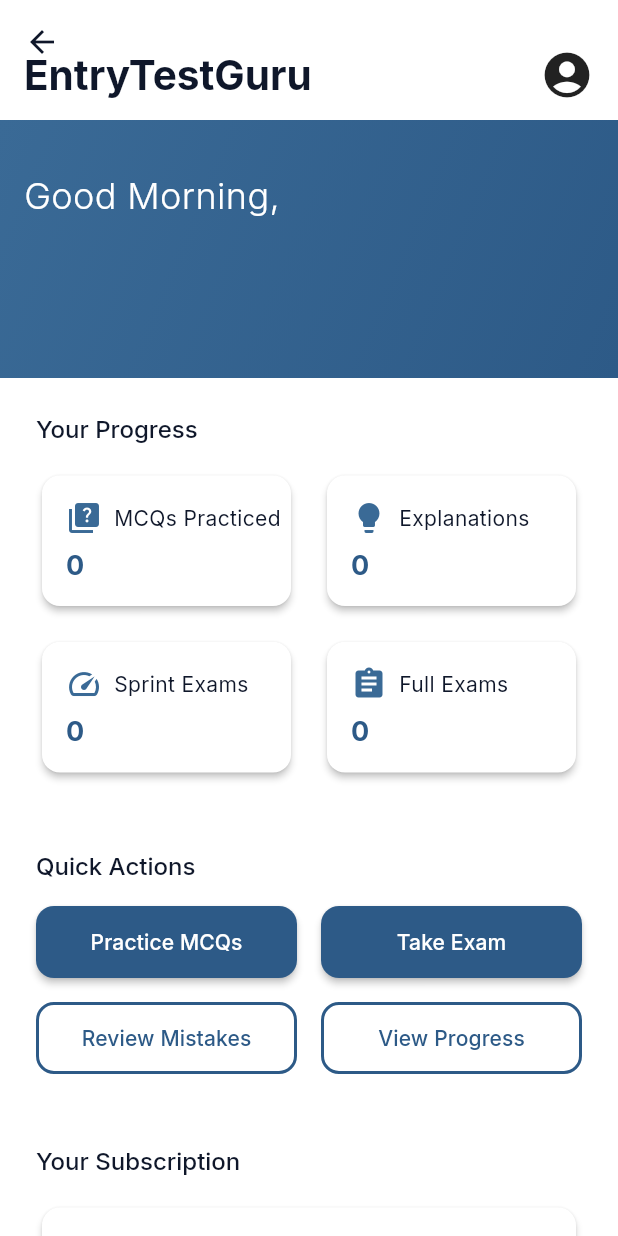
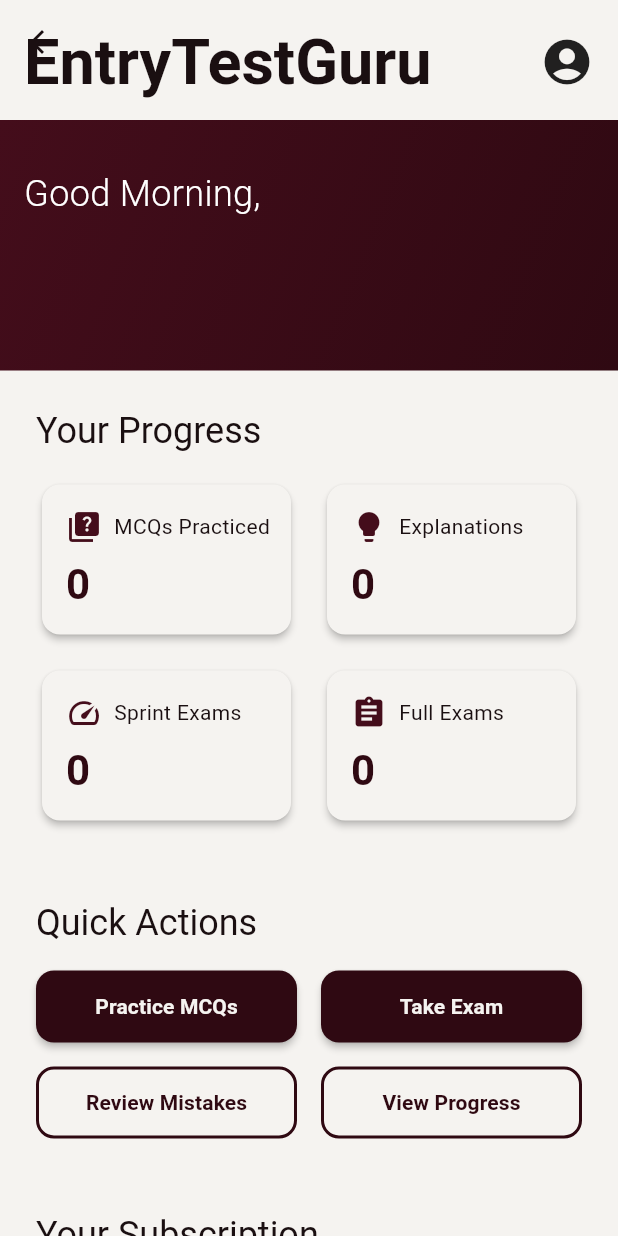
Before and after one commit to IHKodifier/ETG-Planning, a Flutter app: the UserHomeScreen screen opened directly, on a phone screen of 412 x 824 dp. Run offline on Flutter 3.47's test engine with Material 3 defaults, Android fonts, the light colour scheme and no system bars; our stand-ins replace cloud_firestore, dio, firebase_auth, firebase_core, firebase_storage, flutter_riverpod and 5 more; accounts and stored records are empty.

Commit message:
theme recolored successfully

```diff
--- a/code/entrytestguru/lib/core/theme/app_colors.dart
+++ b/code/entrytestguru/lib/core/theme/app_colors.dart
@@ -1,49 +1,142 @@
+// lib/core/theme/app_colors.dart
 import 'package:flutter/material.dart';
 
 class AppColors {
-  // Primary Brand Colors
-  static const Color primary900 = Color(0xFF1B365D);
-  static const Color primary700 = Color(0xFF2D5A87);
-  static const Color primary600 = Color(0xFF3A6A96);
-  static const Color primary500 = Color(0xFF4A7BA7);
-  static const Color primary300 = Color(0xFF7BA3C7);
-  static const Color primary100 = Color(0xFFE8F2FF);
+  // Your 5 Anchor Colors
+  static const Color anchor1 = Color(0xFF1A0F11); // Deep charcoal/black
+  static const Color anchor2 = Color(0xFFA59132); // Golden/mustard yellow
+  static const Color anchor3 = Color(0xFFFFFBDB); // Cream/pale yellow
+  static const Color anchor4 = Color(0xFF440D1B); // Deep burgundy/maroon
+  static const Color anchor5 = Color(0xFFBDA0BC); // Muted purple/mauve
 
-  // User Tier Colors
-  static const Color anonymousPrimary = Color(0xFF6B7280);
-  static const Color freePrimary = Color(0xFF2D5A87);
-  static const Color paidPrimary = Color(0xFF1B365D);
+  // Material 3 Primary Scale (Using burgundy as primary with less red interpolation)
+  static const Color primary50 = Color(0xFFFAF8F8); // Very light neutral tint
+  static const Color primary100 = Color(0xFFF5F3F0); // Toned down cream
+  static const Color primary200 = Color(0xFFE8E0DD); // Light neutral
+  static const Color primary300 = Color(
+    0xFFBDA0BC,
+  ); // Your muted purple (anchor5)
+  static const Color primary400 = Color(
+    0xFF8B6B70,
+  ); // Muted burgundy (less red)
+  static const Color primary500 = Color(
+    0xFF6B4A4F,
+  ); // Burgundy blend (less red)
+  static const Color primary600 = Color(
+    0xFF440D1B,
+  ); // Your deep burgundy (anchor4)
+  static const Color primary700 = Color(
+    0xFF2F0912,
+  ); // Darker burgundy (more charcoal)
+  static const Color primary800 = Color(
+    0xFF221014,
+  ); // Very dark burgundy (charcoal blend)
+  static const Color primary900 = Color(
+    0xFF1A0F11,
+  ); // Your deep charcoal (anchor1)
 
-  // ARDE Probability Colors
-  static const Color ardeHigh = Color(0xFFDC2626);    // >70%
-  static const Color ardeMedium = Color(0xFFF59E0B);  // 30-70%
-  static const Color ardeLow = Color(0xFF6B7280);     // 0-30%
+  // Secondary Scale (Using golden as secondary)
+  static const Color secondary50 = Color(0xFFFEFBF2); // Very light golden tint
+  static const Color secondary100 = Color(0xFFF8F5E8); // Toned down cream
+  static const Color secondary200 = Color(0xFFF0E8A8); // Light golden tint
+  static const Color secondary300 = Color(0xFFE0D16F); // Medium light golden
+  static const Color secondary400 = Color(0xFFC2B150); // Medium golden
+  static const Color secondary500 = Color(0xFFA59132); // Your golden (anchor2)
+  static const Color secondary600 = Color(0xFF8A7729); // Darker golden
+  static const Color secondary700 = Color(0xFF6F5D20); // Dark golden
+  static const Color secondary800 = Color(0xFF544617); // Very dark golden
+  static const Color secondary900 = Color(
+    0xFF1A0F11,
+  ); // Your deep charcoal (anchor1)
 
-  // Semantic Colors
-  static const Color success = Color(0xFF10B981);
-  static const Color warning = Color(0xFFF59E0B);
-  static const Color error = Color(0xFFEF4444);
-  static const Color info = Color(0xFF3B82F6);
+  // Tertiary Scale (Using muted purple with neutral tones)
+  static const Color tertiary50 = Color(0xFFFBFAFB); // Very light neutral
+  static const Color tertiary100 = Color(0xFFF5F3F5); // Light neutral
+  static const Color tertiary200 = Color(0xFFE6DDE5); // Light muted neutral
+  static const Color tertiary300 = Color(
+    0xFFBDA0BC,
+  ); // Your muted purple (anchor5)
+  static const Color tertiary400 = Color(0xFF9B7B9A); // Medium muted purple
+  static const Color tertiary500 = Color(0xFF7D5C7C); // Darker muted purple
+  static const Color tertiary600 = Color(0xFF634261); // Deep muted purple
+  static const Color tertiary700 = Color(0xFF4E324D); // Very deep muted purple
+  static const Color tertiary800 = Color(
+    0xFF2F1F2E,
+  ); // Dark purple-charcoal (less red)
+  static const Color tertiary900 = Color(
+    0xFF1A0F11,
+  ); // Your deep charcoal (anchor1)
 
-  // Dark Theme Colors
-  static const Color darkBgPrimary = Color(0xFF0F172A);
-  static const Color darkBgSecondary = Color(0xFF1E293B);
-  static const Color darkBgTertiary = Color(0xFF334155);
-  static const Color darkBgAccent = Color(0xFF475569);
+  // User Tier Colors (Using your anchor colors)
+  static const Color anonymousPrimary = Color(0xFF6B7280); // Neutral gray
+  static const Color freePrimary = Color(0xFFA59132); // Your golden (anchor2)
+  static const Color paidPrimary = Color(0xFF440D1B); // Your burgundy (anchor4)
 
-  static const Color darkTextPrimary = Color(0xFFF8FAFC);
-  static const Color darkTextSecondary = Color(0xFFCBD5E1);
-  static const Color darkTextTertiary = Color(0xFF94A3B8);
-  static const Color darkTextMuted = Color(0xFF64748B);
+  // ARDE Probability Colors (Harmonized with your palette)
+  static const Color ardeHigh = Color(0xFF8B4B57); // Muted red (less harsh)
+  static const Color ardeMedium = Color(0xFFA59132); // Your golden (anchor2)
+  static const Color ardeLow = Color(0xFF696969); // Neutral gray
 
-  // Light Theme Colors
-  static const Color lightBgPrimary = Color(0xFFFFFFFF);
-  static const Color lightBgSecondary = Color(0xFFF8FAFC);
-  static const Color lightBgTertiary = Color(0xFFF1F5F9);
-  static const Color lightBgAccent = Color(0xFFE2E8F0);
+  // Semantic Colors (Harmonized with your palette)
+  static const Color success = Color(0xFF4A7C59); // Muted green
+  static const Color warning = Color(0xFFA59132); // Your golden (anchor2)
+  static const Color error = Color(0xFF8B4B57); // Muted red from burgundy blend
+  static const Color info = Color(0xFF7D5C7C); // From tertiary purple
 
-  static const Color lightTextPrimary = Color(0xFF0F172A);
-  static const Color lightTextSecondary = Color(0xFF334155);
-  static const Color lightTextTertiary = Color(0xFF475569);
-  static const Color lightTextMuted = Color(0xFF64748B);
+  // Dark Theme Colors (Reduced reddish tones)
+  static const Color darkBgPrimary = Color(
+    0xFF1A0F11,
+  ); // Your deep charcoal (anchor1)
+  static const Color darkBgSecondary = Color(
+    0xFF221C1E,
+  ); // Charcoal blend (less red)
+  static const Color darkBgTertiary = Color(
+    0xFF2A2427,
+  ); // Neutral charcoal blend
+  static const Color darkBgAccent = Color(
+    0xFF332B2D,
+  ); // Light charcoal (less red)
+
+  static const Color darkTextPrimary = Color(
+    0xFFF5F3F0,
+  ); // Toned down cream (less yellow)
+  static const Color darkTextSecondary = Color(0xFFE8E0DD); // Light neutral
+  static const Color darkTextTertiary = Color(
+    0xFFBDA0BC,
+  ); // Your muted purple (anchor5)
+  static const Color darkTextMuted = Color(0xFF9B7B9A); // tertiary400 blend
+
+  // Light Theme Colors (Reduced yellow in cream)
+  static const Color lightBgPrimary = Color(
+    0xFFF5F3F0,
+  ); // Toned down cream (less yellow)
+  static const Color lightBgSecondary = Color(0xFFFAF8F8); // Very light neutral
+  static const Color lightBgTertiary = Color(0xFFF5F3F5); // Light neutral
+  static const Color lightBgAccent = Color(0xFFE8E0DD); // Light neutral accent
+
+  static const Color lightTextPrimary = Color(
+    0xFF1A0F11,
+  ); // Your deep charcoal (anchor1)
+  static const Color lightTextSecondary = Color(
+    0xFF440D1B,
+  ); // Your burgundy (anchor4)
+  static const Color lightTextTertiary = Color(0xFF634261); // tertiary600 blend
+  static const Color lightTextMuted = Color(0xFF9B7B9A); // tertiary400 blend
+
+  // Material 3 Additional Colors (Using adjusted values)
+  static const Color surface = Color(0xFFF5F3F0); // Toned down cream
+  static const Color surfaceVariant = Color(0xFFF5F3F5); // Light neutral
+  static const Color outline = Color(0xFF634261); // tertiary600 blend
+  static const Color outlineVariant = Color(
+    0xFFBDA0BC,
+  ); // Your muted purple (anchor5)
+  static const Color shadow = Color(0xFF1A0F11); // Your deep charcoal (anchor1)
+  static const Color scrim = Color(0xFF1A0F11); // Your deep charcoal (anchor1)
+  static const Color inverseSurface = Color(
+    0xFF221C1E,
+  ); // Charcoal blend (less red)
+  static const Color inverseOnSurface = Color(0xFFF5F3F0); // Toned down cream
+  static const Color inversePrimary = Color(
+    0xFFA59132,
+  ); // Your golden (anchor2)
 }
--- a/code/entrytestguru/lib/core/theme/app_text_styles.dart
+++ b/code/entrytestguru/lib/core/theme/app_text_styles.dart
@@ -1,65 +1,67 @@
+// lib/core/theme/app_text_styles.dart
 import 'package:flutter/material.dart';
 import 'package:google_fonts/google_fonts.dart';
 
 class AppTextStyles {
-  // Base font family
-  static String get fontFamily => GoogleFonts.inter().fontFamily!;
+  // Base font family - Using Crimson Text for academic feel
+  static String get fontFamily => GoogleFonts.crimsonText().fontFamily!;
+  static String get accentFontFamily => GoogleFonts.inter().fontFamily!;
 
   // Display Styles (Large headings)
-  static TextStyle get displayLarge => GoogleFonts.inter(
-    fontSize: 36.0, // 2.25rem
+  static TextStyle get displayLarge => GoogleFonts.crimsonText(
+    fontSize: 36.0,
     fontWeight: FontWeight.w700,
     height: 1.25,
     letterSpacing: -0.5,
   );
 
-  static TextStyle get displayMedium => GoogleFonts.inter(
-    fontSize: 30.0, // 1.875rem
+  static TextStyle get displayMedium => GoogleFonts.crimsonText(
+    fontSize: 30.0,
     fontWeight: FontWeight.w600,
     height: 1.25,
     letterSpacing: -0.25,
   );
 
-  static TextStyle get displaySmall => GoogleFonts.inter(
-    fontSize: 24.0, // 1.5rem
+  static TextStyle get displaySmall => GoogleFonts.crimsonText(
+    fontSize: 24.0,
     fontWeight: FontWeight.w600,
     height: 1.25,
   );
 
   // Headline Styles
-  static TextStyle get headlineLarge => GoogleFonts.inter(
-    fontSize: 20.0, // 1.25rem
+  static TextStyle get headlineLarge => GoogleFonts.crimsonText(
+    fontSize: 20.0,
     fontWeight: FontWeight.w600,
     height: 1.3,
   );
 
-  static TextStyle get headlineMedium => GoogleFonts.inter(
-    fontSize: 18.0, // 1.125rem
+  static TextStyle get headlineMedium => GoogleFonts.crimsonText(
+    fontSize: 18.0,
     fontWeight: FontWeight.w500,
     height: 1.3,
   );
 
-  static TextStyle get headlineSmall => GoogleFonts.inter(
-    fontSize: 16.0, // 1rem
+  static TextStyle get headlineSmall => GoogleFonts.crimsonText(
+    fontSize: 16.0,
     fontWeight: FontWeight.w500,
     height: 1.3,
   );
 
-  // Body Styles
+  // Body Styles - Inter for better readability
   static TextStyle get bodyLarge => GoogleFonts.inter(
-    fontSize: 16.0, // 1rem
+    fontSize: 16.0,
     fontWeight: FontWeight.w400,
     height: 1.5,
   );
 
   static TextStyle get bodyMedium => GoogleFonts.inter(
-    fontSize: 14.0, // 0.875rem
+    fontSize: 14.0,
     fontWeight: FontWeight.w400,
     height: 1.5,
   );
 
   static TextStyle get bodySmall => GoogleFonts.inter(
-    fontSize: 12.0, // 0.75rem
+    fontSize: 12.0,
     fontWeight: FontWeight.w400,
     height: 1.4,
   );
@@ -87,7 +89,7 @@
   );
 
   // Specialized Styles
-  static TextStyle get questionText => GoogleFonts.inter(
+  static TextStyle get questionText => GoogleFonts.crimsonText(
     fontSize: 18.0,
     fontWeight: FontWeight.w400,
     height: 1.5,
--- a/code/entrytestguru/lib/features/home/presentation/widgets/features_section.dart
+++ b/code/entrytestguru/lib/features/home/presentation/widgets/features_section.dart
@@ -58,7 +58,7 @@
               'ARDE Intelligence',
               'AI-powered question probability tracking that learns from your progress',
               Icons.psychology_outlined,
-              AppColors.primary600,
+              AppColors.primary500,
             ),
             _buildFeatureCard(
               context,
--- a/code/entrytestguru/lib/features/home/presentation/widgets/hero_section.dart
+++ b/code/entrytestguru/lib/features/home/presentation/widgets/hero_section.dart
@@ -19,8 +19,8 @@
           begin: Alignment.topLeft,
           end: Alignment.bottomRight,
           colors: [
-            AppColors.primary600.withValues(alpha: 0.8),
-            AppColors.primary600.withValues(alpha: 0.9),
+            AppColors.primary500.withValues(alpha: 0.8),
+            AppColors.primary500.withValues(alpha: 0.9),
             AppColors.primary700.withValues(alpha: 0.7),
             AppColors.primary900.withValues(alpha: 1),
           ],
--- a/code/entrytestguru/lib/features/home/presentation/widgets/pricing_section.dart
+++ b/code/entrytestguru/lib/features/home/presentation/widgets/pricing_section.dart
@@ -138,7 +138,7 @@
     return Container(
       decoration: BoxDecoration(
         border: isPopular
-            ? Border.all(color: AppColors.primary600, width: 2)
+            ? Border.all(color: AppColors.primary500, width: 2)
             : null,
         borderRadius: BorderRadius.circular(AppDimensions.radiusMedium),
       ),
--- a/code/entrytestguru/lib/widgets/app_button.dart
+++ b/code/entrytestguru/lib/widgets/app_button.dart
@@ -1,3 +1,4 @@
+// lib/widgets/custom_buttons.dart
 import 'package:flutter/material.dart';
 import '../core/theme/app_colors.dart';
 import '../core/theme/app_dimensions.dart';
@@ -26,16 +27,19 @@
         onPressed: isLoading ? null : onPressed,
         style: _getButtonStyle(context),
         child: isLoading
-            ? const SizedBox(
+            ? SizedBox(
                 width: 20,
                 height: 20,
-                child: CircularProgressIndicator(strokeWidth: 2),
+                child: CircularProgressIndicator(
+                  strokeWidth: 2,
+                  color: _getTextColor(context),
+                ),
               )
             : Text(
                 text,
                 style: Theme.of(context).textTheme.labelLarge?.copyWith(
                   color: _getTextColor(context),
-                  fontWeight: FontWeight.w500,
+                  fontWeight: FontWeight.w600,
                 ),
               ),
       ),
@@ -50,7 +54,7 @@
         backgroundColor = _getPrimaryColor();
         break;
       case ButtonType.secondary:
-        backgroundColor = Colors.transparent;
+        backgroundColor = Theme.of(context).colorScheme.surface;
         break;
       case ButtonType.outline:
         backgroundColor = Colors.transparent;
@@ -88,13 +92,25 @@
   }
 
   Color _getTextColor(BuildContext context) {
-    if (type == ButtonType.primary) {
-      return Colors.white;
-    } else {
-      return _getPrimaryColor();
+    switch (type) {
+      case ButtonType.primary:
+        // Ensure high contrast text on primary buttons
+        final isDark = Theme.of(context).brightness == Brightness.dark;
+        if (isDark) {
+          // Use pure white text on dark primary buttons for maximum contrast
+          return Colors.white;
+        } else {
+          // Use dark text on light primary buttons
+          return Theme.of(context).colorScheme.onPrimary;
+        }
+      case ButtonType.secondary:
+        return Theme.of(context).colorScheme.onSurface;
+      case ButtonType.outline:
+        return _getPrimaryColor();
     }
   }
 }
 
 enum ButtonType { primary, secondary, outline }
+
 enum UserTier { anonymous, free, paid }
```
Also changed, not shown: code/entrytestguru/lib/core/theme/app_theme.dart (+23 -43 lines).
